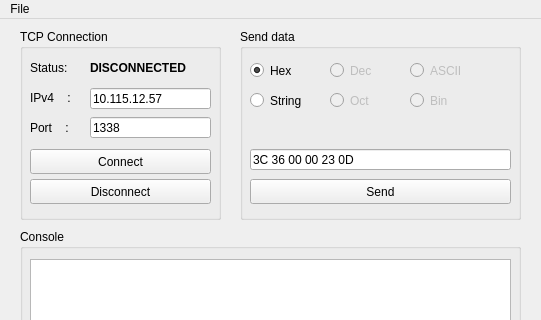
Old version of the form mainwindow.ui in the repository caffedrine/QtTCP_Client; both pictures show x 0 to 541 and y 0 to 320 of the 541 by 588 pixel window.
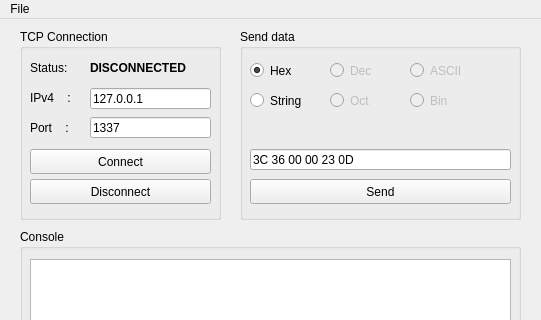
New version of the form. Icons and pictures are not drawn.

What changed in the file:
```diff
--- a/mainwindow.ui
+++ b/mainwindow.ui
@@ -98,7 +98,7 @@
       </rect>
      </property>
      <property name="text">
-      <string>10.115.12.57</string>
+      <string>127.0.0.1</string>
      </property>
     </widget>
     <widget class="QLineEdit" name="lineEditPort">
@@ -111,7 +111,7 @@
       </rect>
      </property>
      <property name="text">
-      <string>1338</string>
+      <string>1337</string>
      </property>
     </widget>
     <widget class="QPushButton" name="buttonConnect">
```
Left out of the diff: 2 changed lines with no effect on the pictures.
